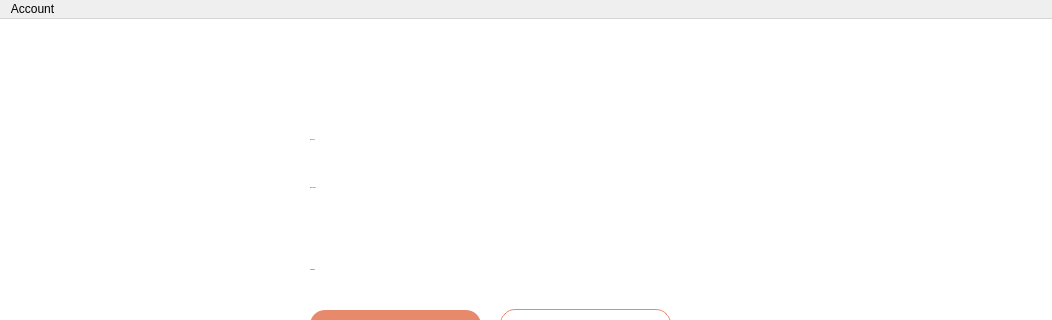
Qt form LibraryInformationSystem/bookdetails.ui (janelle-lr/CS106LibraryInformationSystem) before a commit; both pictures show x 0 to 1052 and y 0 to 320 of the 1052 by 634 pixel window.
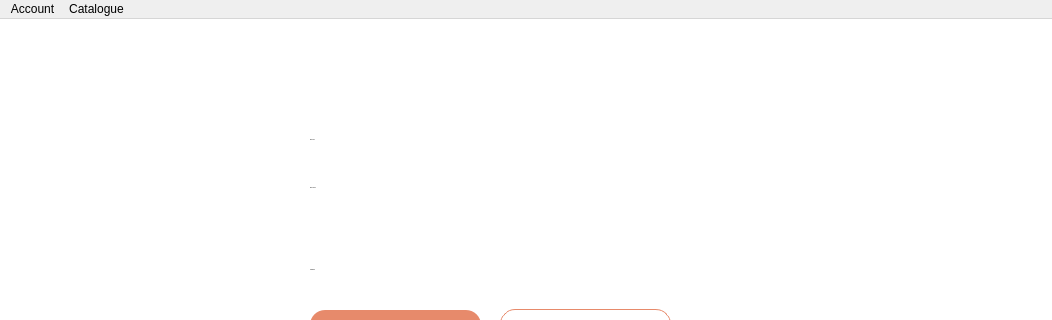
The same form after that commit. Icons and pictures are not drawn.

Commit message:
Member Catalogue Added
list of things I added:

- Log in finished
- added checkmark for viewing password
- made new UI and started work on member catalogue

Patch:
```diff
--- a/LibraryInformationSystem/bookdetails.ui
+++ b/LibraryInformationSystem/bookdetails.ui
@@ -416,7 +416,13 @@
      <string>Account</string>
     </property>
    </widget>
+   <widget class="QMenu" name="menuCatalogue">
+    <property name="title">
+     <string>Catalogue</string>
+    </property>
+   </widget>
    <addaction name="menuAccount"/>
+   <addaction name="menuCatalogue"/>
   </widget>
   <widget class="QStatusBar" name="statusbar"/>
  </widget>
```
The commit also changes 50 other files.
